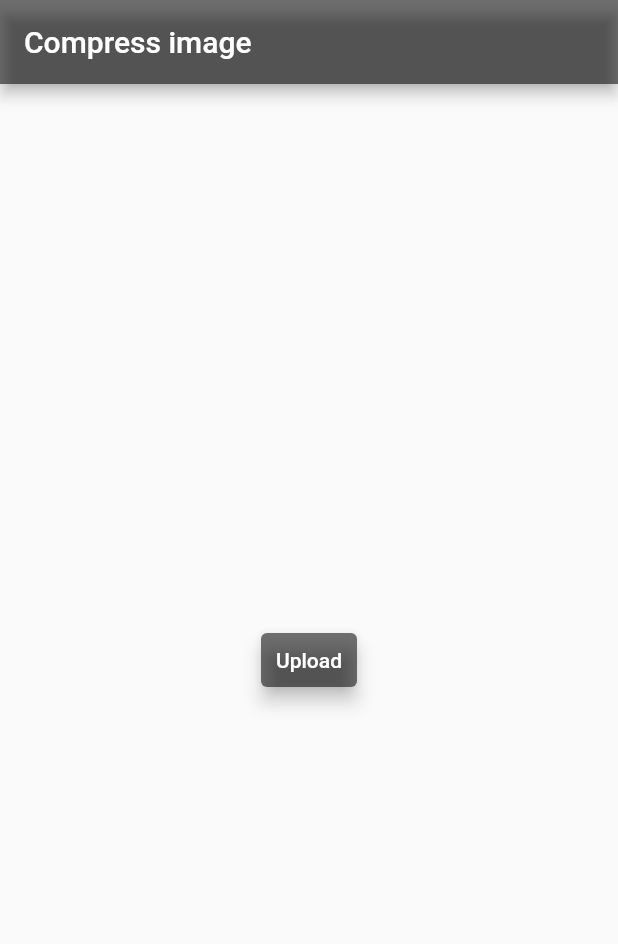
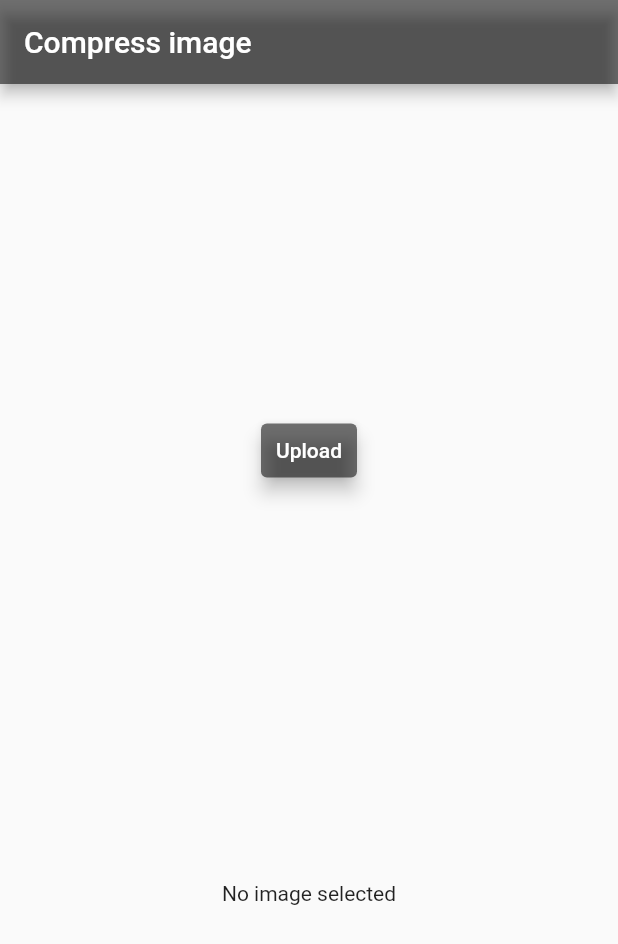
Before and after one commit to Alpha17-2/compress_image_in_flutter, a Flutter app: the screen it shows after launch, after a tap on "Upload", on a phone screen of 412 x 824 dp. Shown: the top 944 px of the screen. Run offline on Flutter 3.47's test engine with Material 2 defaults, Android fonts, the phone set to English and light mode, and no system bars; our stand-ins replace flutter_image_compress, image_picker.

Commit message:
displaying original image size

```diff
--- a/lib/homescreen.dart
+++ b/lib/homescreen.dart
@@ -15,8 +15,7 @@ class homescreen extends StatefulWidget {
 class _homescreenState extends State<homescreen> {
   File? _imageFile;
   final picker = ImagePicker();
-
-
+  int sizeOfOriginalImage = 0;
 
   @override
   Widget build(BuildContext context) {
@@ -29,7 +28,6 @@ class _homescreenState extends State<homescreen> {
       }
     }
 
-
     return Scaffold(
       appBar: AppBar(
         title: const Text(
@@ -41,8 +39,11 @@ class _homescreenState extends State<homescreen> {
       body: Container(
         height: displayHeight(context),
         width: displayWidth(context),
-        child: Center(
-          child: TextButton(
+        child: Column(
+          mainAxisAlignment: MainAxisAlignment.center,
+          crossAxisAlignment: CrossAxisAlignment.center,
+          children: [
+            TextButton(
               style: ButtonStyle(
                   elevation: MaterialStateProperty.all(5),
                   backgroundColor: MaterialStateProperty.all(Colors.black54)),
@@ -51,9 +52,27 @@ class _homescreenState extends State<homescreen> {
                 style: TextStyle(color: Colors.white),
               ),
               onPressed: () {
-              pickImage();
+                pickImage().then((value) async {
+                  sizeOfOriginalImage = await _imageFile!.length();
+                  print(sizeOfOriginalImage);
+                });
               },
             ),
+            SizedBox(
+              height: displayHeight(context) * 0.3,
+              width: displayWidth(context) * 0.5,
+              child: (_imageFile != null)
+                  ? Image.file(
+                      _imageFile!,
+                      fit: BoxFit.fill,
+                    )
+                  : null,
+            ),
+            const Opacity(opacity: 0,child: Divider()),
+            (_imageFile != null
+                ? (Text('Size of original image : $sizeOfOriginalImage bytes'))
+                : const Text('No image selected')),
+          ],
         ),
       ),
     );
```
Lines whose indentation alone changed are shown as unchanged.
